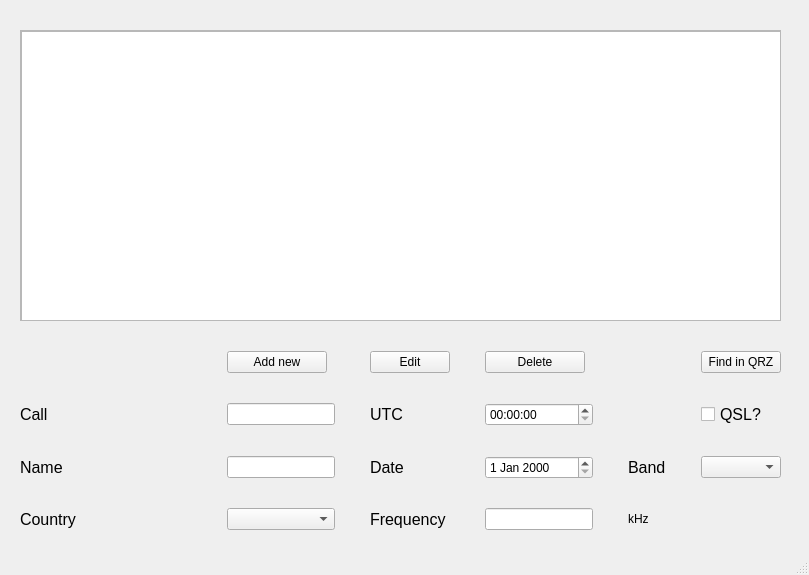
Old version of the form mainwindow.ui in the repository FilipCichowski/qtLoggerApp.
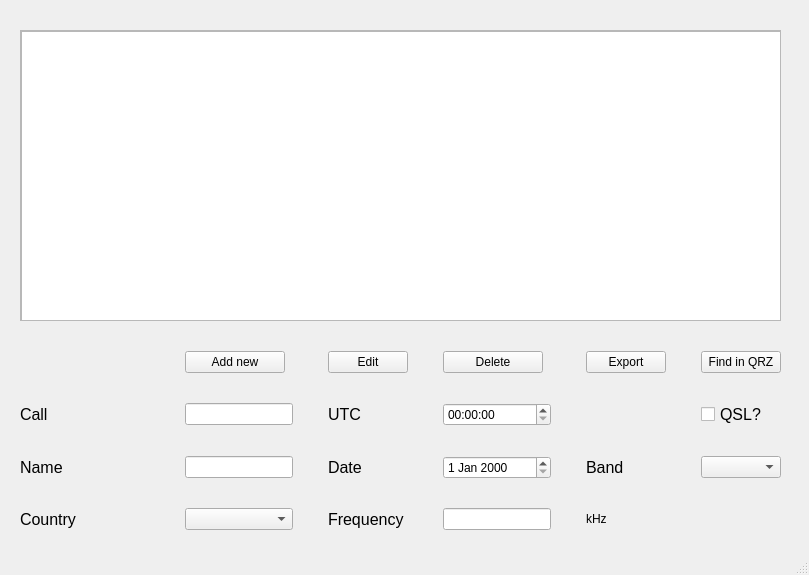
New version of the form.

Commit message:
Added export feature
Added button to ui and its handler to mainwindow

```diff
--- a/mainwindow.ui
+++ b/mainwindow.ui
@@ -227,6 +227,19 @@
        </property>
       </widget>
      </item>
+     <item row="0" column="4">
+      <widget class="QPushButton" name="exportEntry">
+       <property name="maximumSize">
+        <size>
+         <width>100</width>
+         <height>16777215</height>
+        </size>
+       </property>
+       <property name="text">
+        <string>Export</string>
+       </property>
+      </widget>
+     </item>
     </layout>
    </widget>
    <widget class="QScrollArea" name="scrollArea">
```
The commit also changes 1 other file.
